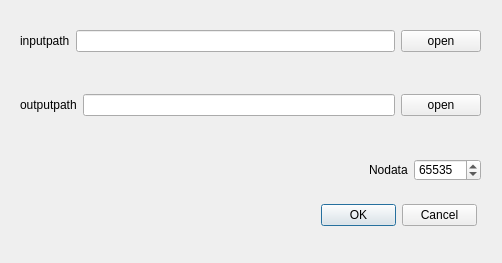
scrssys/SCRS_RS_AI, file ui/preProcess/band_combine.ui: the form before one commit.
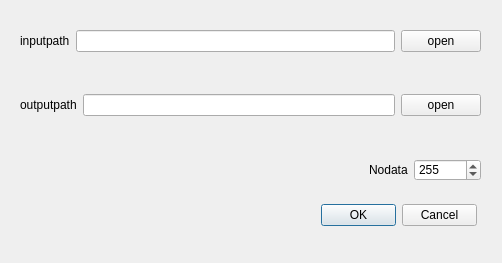
The form after the commit.

```diff
--- a/ui/preProcess/band_combine.ui
+++ b/ui/preProcess/band_combine.ui
@@ -147,10 +147,10 @@
            </size>
           </property>
           <property name="maximum">
-           <number>1000000000</number>
+           <number>1000000</number>
           </property>
           <property name="value">
-           <number>65535</number>
+           <number>255</number>
           </property>
          </widget>
         </item>
```
